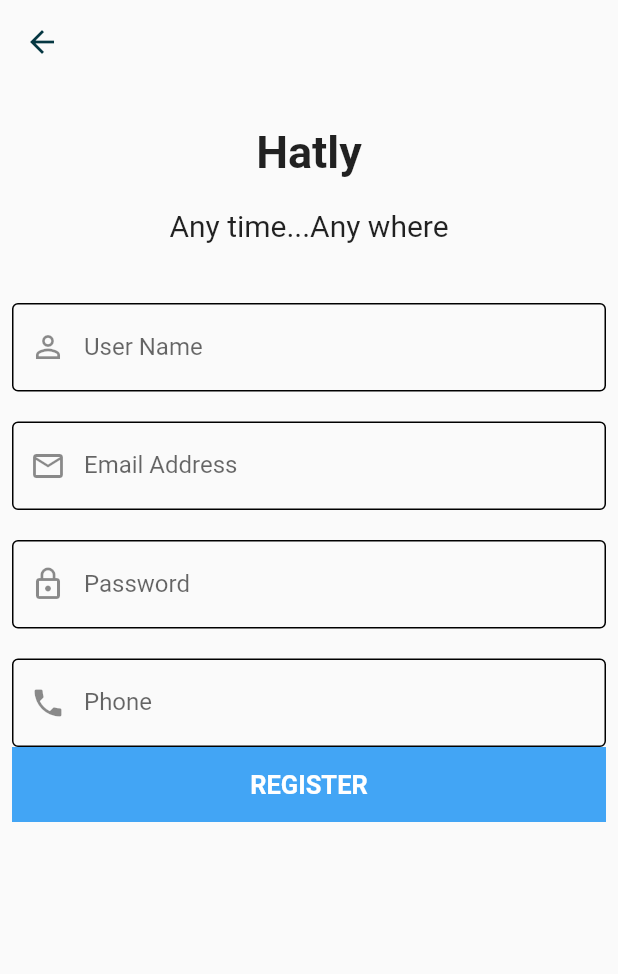
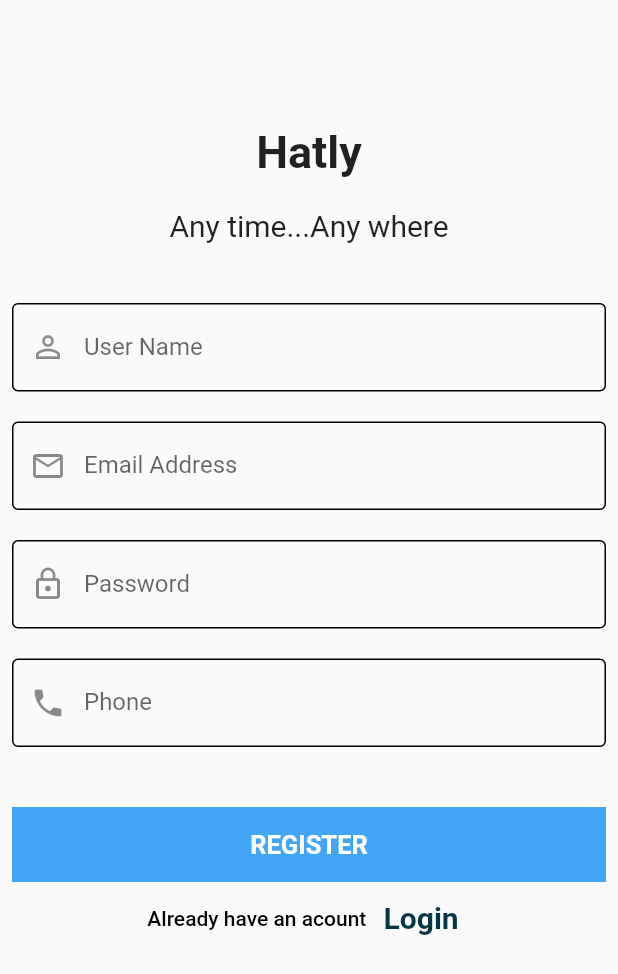
Before and after one commit to ahmedsaed96/hatly, a Flutter app: the RegisterScreen screen opened directly, on a phone screen of 412 x 824 dp. Shown: the top 974 px of the screen. Run offline on Flutter 3.47's test engine with Material 2 defaults, Android fonts, the phone set to English and light mode, and no system bars; our stand-ins replace bloc, carousel_slider, dio, flutter_bloc, fluttertoast, shared_preferences; accounts and stored records are empty; network calls fail; statements that could not run were skipped.

Commit message:
regidter cubit

```diff
--- a/lib/main.dart
+++ b/lib/main.dart
@@ -5,6 +5,7 @@ import 'package:flutter_bloc/flutter_bloc.dart';
 import 'package:shop_abdullah_mansour/home/home_layout.dart';
 
 import 'package:shop_abdullah_mansour/register_and_login/login_cubit.dart';
+import 'package:shop_abdullah_mansour/register_and_login/register_cubit.dart';
 
 import './cache/cache_helper.dart';
 
@@ -58,6 +59,9 @@ class MyApp extends StatelessWidget {
           BlocProvider(
             create: (context) => LoginCubit(),
           ),
+          BlocProvider(
+            create: (context) => RegisterCubit(),
+          )
         ],
         child: MaterialApp(
           debugShowCheckedModeBanner: false,
--- /dev/null
+++ b/lib/register_and_login/register_cubit.dart
@@ -0,0 +1,14 @@
+import 'package:bloc/bloc.dart';
+import 'package:flutter/material.dart';
+import 'package:flutter_bloc/flutter_bloc.dart';
+import 'package:shop_abdullah_mansour/register_and_login/register_states.dart';
+
+class RegisterCubit extends Cubit<RegisterStates> {
+  static RegisterCubit get(BuildContext context) => BlocProvider.of(context);
+  RegisterCubit() : super(RegisterInitialStates());
+  TextEditingController registerUserNameController = TextEditingController();
+  TextEditingController registerEmailController = TextEditingController();
+  TextEditingController registerPasswordController = TextEditingController();
+  TextEditingController registerPhoneController = TextEditingController();
+  GlobalKey<FormState> registerFormkey = GlobalKey<FormState>();
+}
--- a/lib/register_and_login/register_page.dart
+++ b/lib/register_and_login/register_screen.dart
@@ -1,12 +1,13 @@
 import 'package:flutter/material.dart';
 import 'package:flutter_bloc/flutter_bloc.dart';
-import 'package:shop_abdullah_mansour/register_and_login/login_cubit.dart';
-import 'package:shop_abdullah_mansour/register_and_login/login_states.dart';
+import 'package:shop_abdullah_mansour/register_and_login/login_screen.dart';
+import 'package:shop_abdullah_mansour/register_and_login/register_cubit.dart';
+import 'package:shop_abdullah_mansour/register_and_login/register_states.dart';
 import 'package:shop_abdullah_mansour/share/constant.dart';
-
 import 'package:shop_abdullah_mansour/view/widgets/text_field.dart';
 
 class RegisterScreen extends StatelessWidget {
+  // GlobalKey<FormState> registerFormkey = GlobalKey<FormState>();
   @override
   Widget build(BuildContext context) {
     return Scaffold(
@@ -19,10 +20,10 @@ class RegisterScreen extends StatelessWidget {
         child: Padding(
           padding: const EdgeInsets.all(8.0),
           child: SingleChildScrollView(
-            child: BlocConsumer<LoginCubit, LoginStates>(
+            child: BlocConsumer<RegisterCubit, RegisterStates>(
               listener: (context, state) {},
               builder: (context, state) {
-                final cubit = LoginCubit.get(context);
+                final cubit = RegisterCubit.get(context);
                 return Form(
                   key: cubit.registerFormkey,
                   child: Column(
@@ -66,12 +67,34 @@ class RegisterScreen extends StatelessWidget {
                       const SizedBox(height: 20.0),
                       buildTextFormField(
                         labelText: 'Phone',
-                        name: 'PHone Number',
+                        name: 'Phone Number',
                         controller: cubit.registerPhoneController,
                         prefixIcon: Icons.phone,
                         type: TextInputType.phone,
                       ),
-                      buildRegisterButton(context),
+                      const SizedBox(height: 40.0),
+                      buildRegisterButton(context, cubit.registerFormkey),
+                      Row(
+                        mainAxisAlignment: MainAxisAlignment.center,
+                        children: [
+                          const Text('Already have an acount ',
+                              style: TextStyle(
+                                color: Colors.black,
+                                fontWeight: FontWeight.w500,
+                              )),
+                          TextButton(
+                              onPressed: () => Navigator.of(context)
+                                  .pushReplacement(MaterialPageRoute(
+                                      builder: (context) => LoginScreen())),
+                              child: Text(
+                                'Login',
+                                style: TextStyle(
+                                    color: primaryColor,
+                                    fontWeight: FontWeight.bold,
+                                    fontSize: 20.0),
+                              ))
+                        ],
+                      ),
                     ],
                   ),
                 );
@@ -83,14 +106,22 @@ class RegisterScreen extends StatelessWidget {
     );
   }
 
-  Container buildRegisterButton(BuildContext context) {
+  Container buildRegisterButton(BuildContext context, GlobalKey formKey) {
     return Container(
       color: Colors.blue.shade400,
       height: 50.0,
       width: double.infinity,
       child: TextButton(
-        onPressed: () => Navigator.of(context)
-            .push(MaterialPageRoute(builder: (context) => RegisterScreen())),
+        onPressed: () {
+          if (RegisterCubit.get(context)
+              .registerFormkey
+              .currentState!
+              .validate()) {
+            debugPrint('hello very one');
+          } else {
+            return;
+          }
+        },
         child: const Text(
           'REGISTER',
           style: TextStyle(
--- /dev/null
+++ b/lib/register_and_login/register_states.dart
@@ -0,0 +1,3 @@
+abstract class RegisterStates {}
+
+class RegisterInitialStates extends RegisterStates{}
```
Also changed, not shown: lib/register_and_login/login_cubit.dart (+32 -9 lines), lib/register_and_login/login_screen.dart (+4 -4 lines), lib/settings/update_profile_screen.dart (+9 -0 lines).
